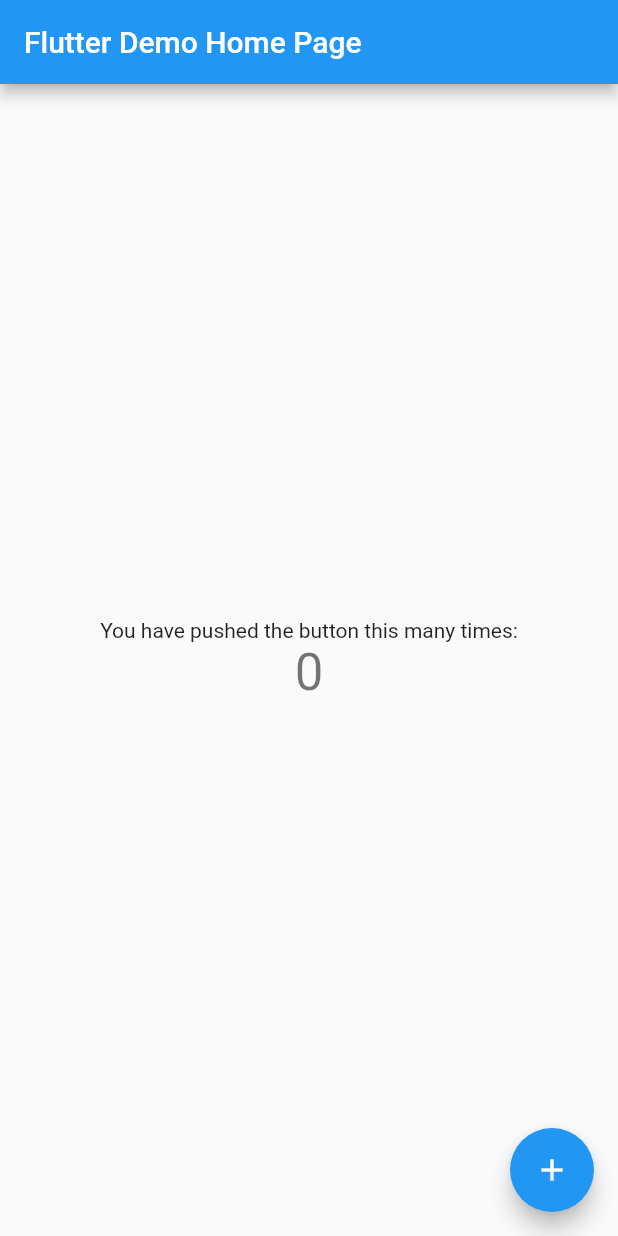
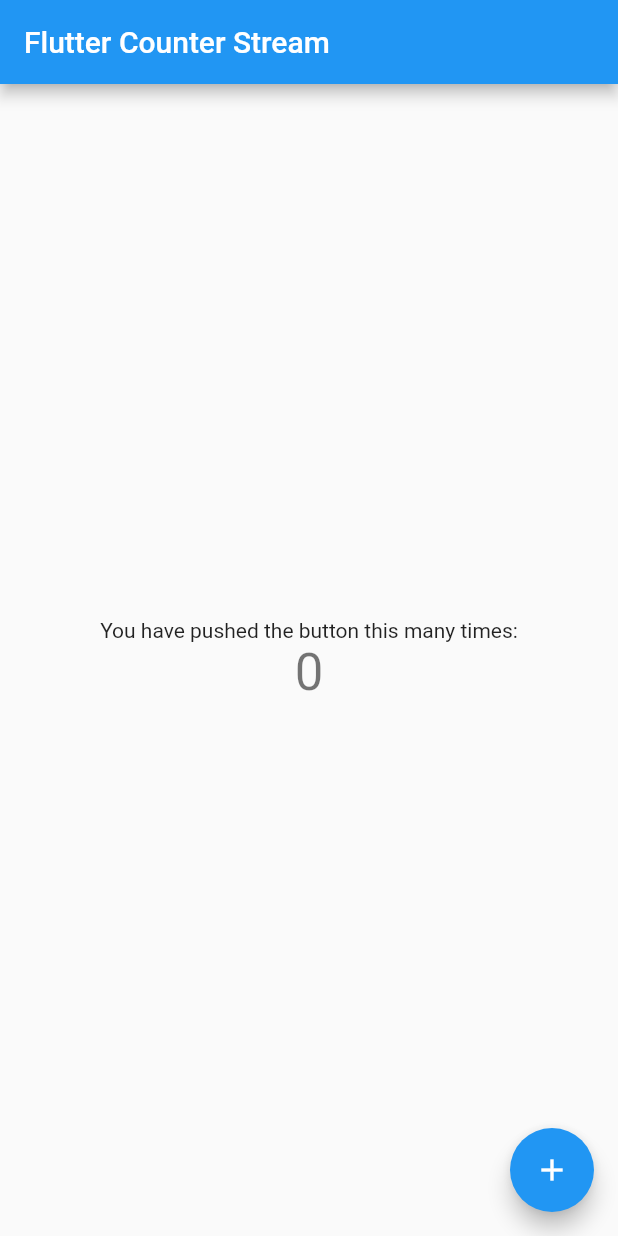
Before and after one commit to bmsrangel/exemplo_counter_stream_flutter, a Flutter app: the screen it shows after launch, on a phone screen of 412 x 824 dp. Run offline on Flutter 3.47's test engine with Material 2 defaults, Android fonts, the phone set to English and light mode, and no system bars.

Commit message:
Implementação da Stream

```diff
--- a/lib/main.dart
+++ b/lib/main.dart
@@ -1,3 +1,5 @@
+import 'dart:async';
+
 import 'package:flutter/material.dart';
 
 void main() => runApp(MyApp());
@@ -7,36 +9,17 @@ class MyApp extends StatelessWidget {
   @override
   Widget build(BuildContext context) {
     return MaterialApp(
-      title: 'Flutter Demo',
+      title: 'Flutter Counter Stream',
       theme: ThemeData(
-        // This is the theme of your application.
-        //
-        // Try running your application with "flutter run". You'll see the
-        // application has a blue toolbar. Then, without quitting the app, try
-        // changing the primarySwatch below to Colors.green and then invoke
-        // "hot reload" (press "r" in the console where you ran "flutter run",
-        // or simply save your changes to "hot reload" in a Flutter IDE).
-        // Notice that the counter didn't reset back to zero; the application
-        // is not restarted.
         primarySwatch: Colors.blue,
       ),
-      home: MyHomePage(title: 'Flutter Demo Home Page'),
+      home: MyHomePage(title: 'Flutter Counter Stream'),
     );
   }
 }
 
 class MyHomePage extends StatefulWidget {
   MyHomePage({Key key, this.title}) : super(key: key);
-
-  // This widget is the home page of your application. It is stateful, meaning
-  // that it has a State object (defined below) that contains fields that affect
-  // how it looks.
-
-  // This class is the configuration for the state. It holds the values (in this
-  // case the title) provided by the parent (in this case the App widget) and
-  // used by the build method of the State. Fields in a Widget subclass are
-  // always marked "final".
-
   final String title;
 
   @override
@@ -45,59 +28,42 @@ class MyHomePage extends StatefulWidget {
 
 class _MyHomePageState extends State<MyHomePage> {
   int _counter = 0;
+  final _streamController = StreamController<int>();
+
+  @override
+  void dispose() {
+    _streamController.close();
+    super.dispose();
+  }
 
   void _incrementCounter() {
-    setState(() {
-      // This call to setState tells the Flutter framework that something has
-      // changed in this State, which causes it to rerun the build method below
-      // so that the display can reflect the updated values. If we changed
-      // _counter without calling setState(), then the build method would not be
-      // called again, and so nothing would appear to happen.
-      _counter++;
-    });
+    _counter++;
+    _streamController.sink.add(_counter);
   }
 
   @override
   Widget build(BuildContext context) {
-    // This method is rerun every time setState is called, for instance as done
-    // by the _incrementCounter method above.
-    //
-    // The Flutter framework has been optimized to make rerunning build methods
-    // fast, so that you can just rebuild anything that needs updating rather
-    // than having to individually change instances of widgets.
     return Scaffold(
       appBar: AppBar(
-        // Here we take the value from the MyHomePage object that was created by
-        // the App.build method, and use it to set our appbar title.
         title: Text(widget.title),
       ),
       body: Center(
-        // Center is a layout widget. It takes a single child and positions it
-        // in the middle of the parent.
         child: Column(
-          // Column is also layout widget. It takes a list of children and
-          // arranges them vertically. By default, it sizes itself to fit its
-          // children horizontally, and tries to be as tall as its parent.
-          //
-          // Invoke "debug painting" (press "p" in the console, choose the
-          // "Toggle Debug Paint" action from the Flutter Inspector in Android
-          // Studio, or the "Toggle Debug Paint" command in Visual Studio Code)
-          // to see the wireframe for each widget.
-          //
-          // Column has various properties to control how it sizes itself and
-          // how it positions its children. Here we use mainAxisAlignment to
-          // center the children vertically; the main axis here is the vertical
-          // axis because Columns are vertical (the cross axis would be
-          // horizontal).
           mainAxisAlignment: MainAxisAlignment.center,
           children: <Widget>[
             Text(
               'You have pushed the button this many times:',
             ),
-            Text(
-              '$_counter',
-              style: Theme.of(context).textTheme.display1,
-            ),
+            StreamBuilder(
+              stream: _streamController.stream,
+              initialData: 0,
+              builder: (context, snapshot) {
+                return Text(
+                  '${snapshot.data}',
+                  style: Theme.of(context).textTheme.display1,
+                );
+              },
+            )
           ],
         ),
       ),
@@ -105,7 +71,7 @@ class _MyHomePageState extends State<MyHomePage> {
         onPressed: _incrementCounter,
         tooltip: 'Increment',
         child: Icon(Icons.add),
-      ), // This trailing comma makes auto-formatting nicer for build methods.
+      ),
     );
   }
 }
```
Also changed, not shown: 1 other file.
